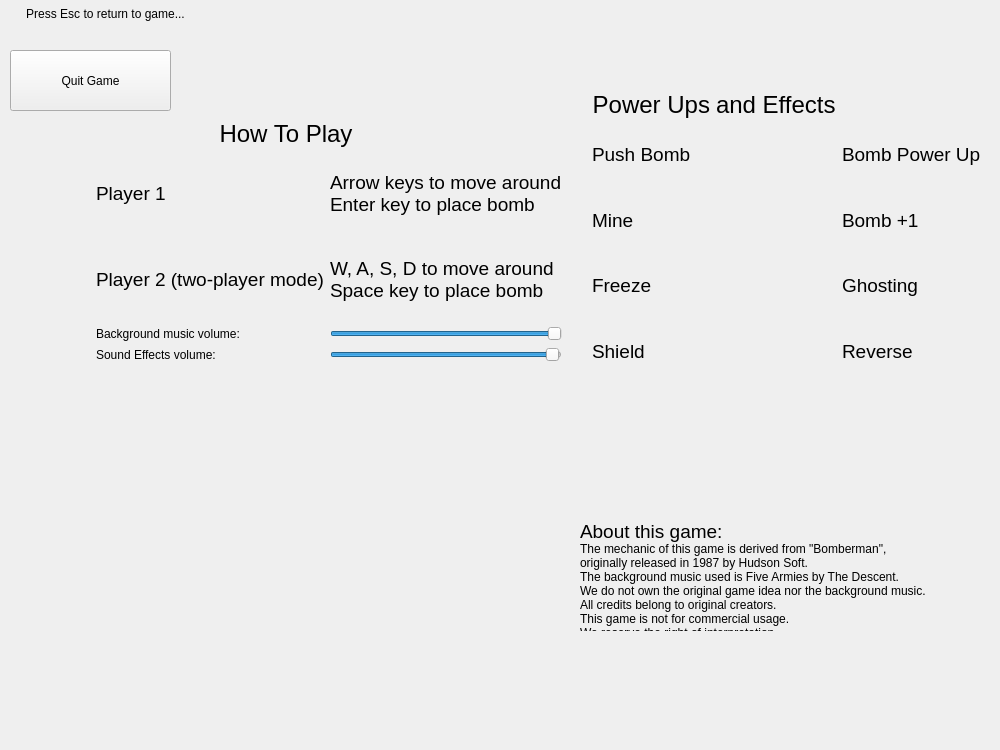
Above: gameframe2.ui from alejandrocca/bomb_dynasty before the change. Below: the same form after it.
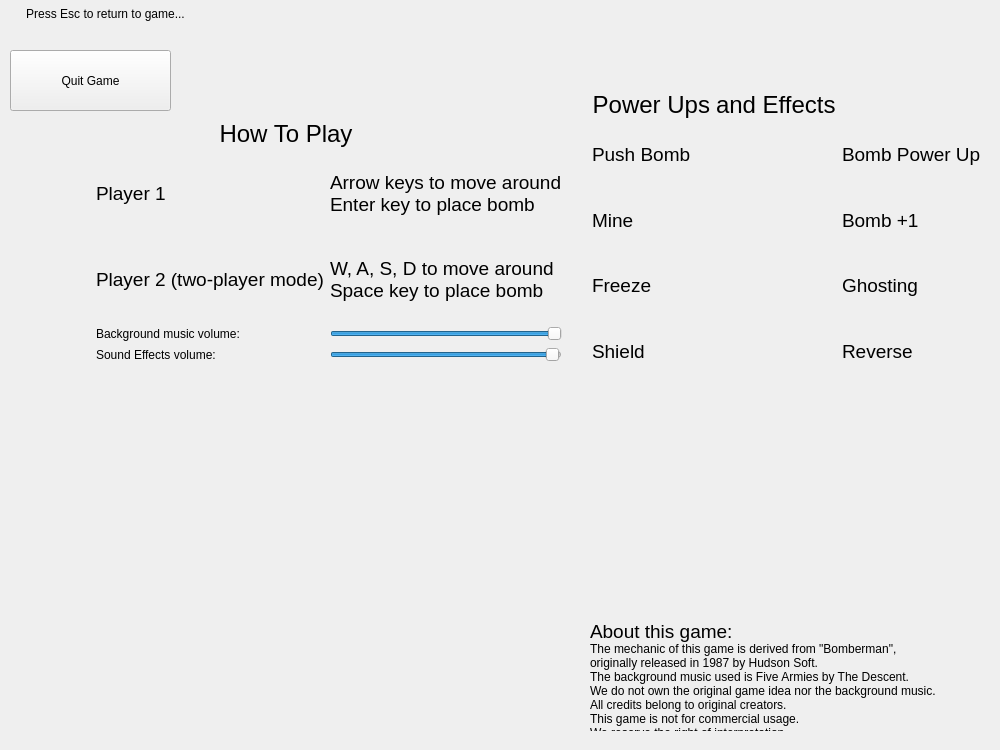
That is the form after the change. The open tabs and pages were chosen to show the change. Icons and pictures are not drawn.

Diff of the .ui file:
```diff
--- a/gameframe2.ui
+++ b/gameframe2.ui
@@ -2093,8 +2093,8 @@
     <widget class="QLabel" name="about">
      <property name="geometry">
       <rect>
-       <x>580</x>
-       <y>520</y>
+       <x>590</x>
+       <y>620</y>
        <width>401</width>
        <height>111</height>
       </rect>
```
Left out of the diff: 3 changed lines with no effect on the pictures.
